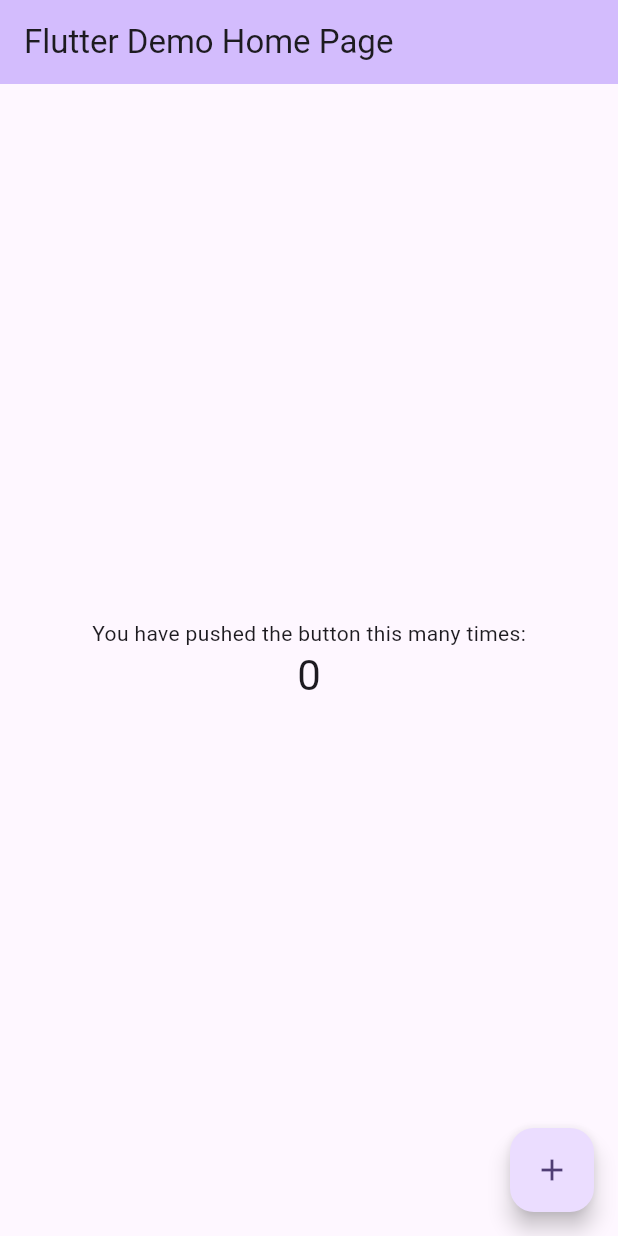
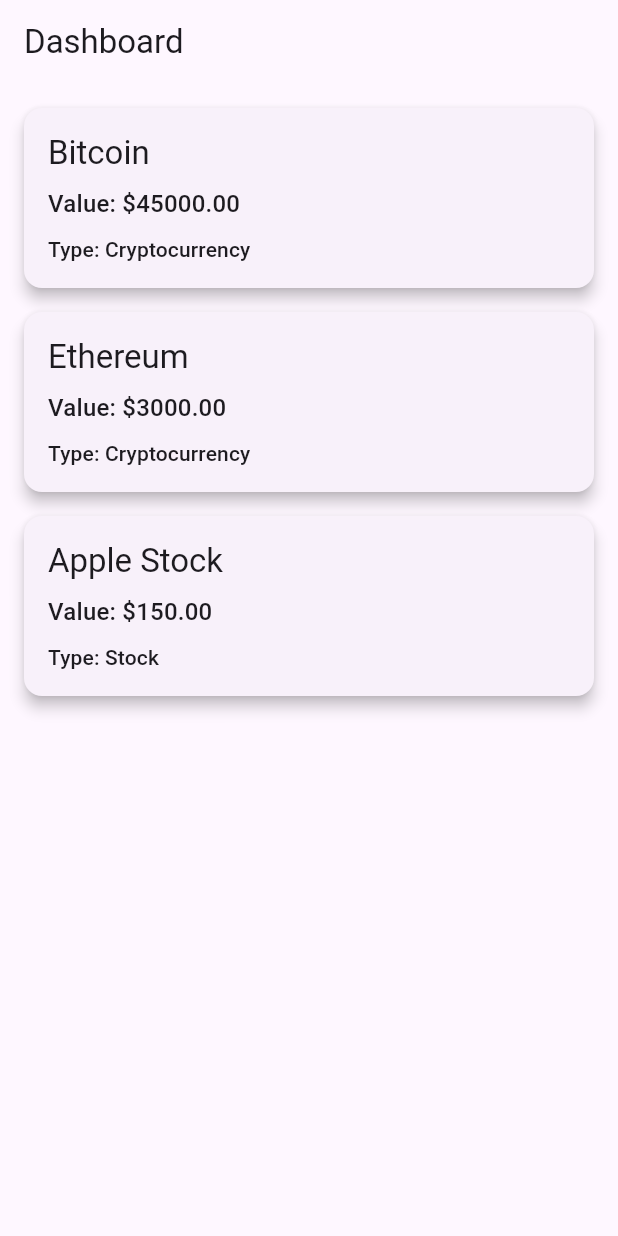
Before and after one commit to reyhanlioglu/flutter_edd, a Flutter app: the screen it shows after launch, on a phone screen of 412 x 824 dp. Run offline on Flutter 3.47's test engine with Material 3 defaults, Android fonts, the phone set to English and light mode, and no system bars; our stand-ins replace equatable, flutter_bloc, rxdart.

Commit message:
Add example page and widgets
Also refactor widget event

```diff
--- a/lib/core/event_bus/widget/widget_event_type.dart
+++ /dev/null
@@ -1,34 +0,0 @@
-import 'package:event_driven_design/core/event_bus/widget/widget_event_bus.dart';
-import 'package:event_driven_design/core/event_bus/widget/widget_event_receiver_id.dart';
-import 'package:event_driven_design/core/event_bus/widget/widget_event_sender_id.dart';
-
-sealed class WidgetEvent {
-  final dynamic data;
-  final WidgetEventSenderId? senderId;
-  final WidgetEventReceiverId? receiverId;
-
-  WidgetEvent({this.data, this.senderId, this.receiverId});
-}
-
-class WidgetEventButtonSetEnableStatus extends WidgetEvent {
-  final bool isEnabled;
-
-  WidgetEventButtonSetEnableStatus(this.isEnabled, {super.senderId, super.receiverId});
-}
-
-class WidgetEventButtonSetText extends WidgetEvent {
-  final bool isEnabled;
-
-  WidgetEventButtonSetText(this.isEnabled);
-}
-
-class WidgetEventTextSetText extends WidgetEvent {
-
-  WidgetEventTextSetText({super.data});
-}
-
-extension WidgetEventTypeExtension on WidgetEvent {
-  void send() {
-    WidgetEventBus.instance.sendEvent(widgetEvent: this);
-  }
-}
--- /dev/null
+++ b/lib/core/event_bus/widget_event_bus/widget_event.dart
@@ -0,0 +1,17 @@
+import 'package:event_driven_design/core/event_bus/widget_event_bus/widget_event_bus.dart';
+import 'package:event_driven_design/core/event_bus/widget_event_bus/widget_event_receiver_id.dart';
+import 'package:event_driven_design/core/event_bus/widget_event_bus/widget_event_sender_id.dart';
+
+abstract class WidgetEvent {
+  final dynamic data;
+  final WidgetEventSenderId? senderId;
+  final WidgetEventReceiverId? receiverId;
+
+  WidgetEvent({this.data, this.senderId, this.receiverId});
+}
+
+extension WidgetEventTypeExtension on WidgetEvent {
+  void send() {
+    WidgetEventBus.instance.sendEvent(widgetEvent: this);
+  }
+}
--- /dev/null
+++ b/lib/example/page1/dashboard_asset_summary_card/dashboard_asset_summary_card.dart
@@ -0,0 +1,54 @@
+// Write a flutter widget for asset summary card?
+import 'package:event_driven_design/example/page1/dashboard_asset_summary_card/bloc/dashboard_asset_summary_cubit.dart';
+import 'package:flutter/material.dart';
+import 'package:flutter_bloc/flutter_bloc.dart';
+
+class AssetSummaryCard extends StatelessWidget {
+  final String assetName;
+  final double assetValue;
+  final String assetType;
+
+  const AssetSummaryCard({
+    Key? key,
+    required this.assetName,
+    required this.assetValue,
+    required this.assetType,
+  }) : super(key: key);
+
+  @override
+  Widget build(BuildContext context) {
+    return BlocProvider(
+      create: (context) => DashboardAssetSummaryCubit(),
+      child: BlocBuilder<DashboardAssetSummaryCubit, DashboardAssetSummaryState>(
+        builder: (context, state) {
+          return Card(
+            elevation: 4.0,
+            margin: const EdgeInsets.all(8.0),
+            child: Padding(
+              padding: const EdgeInsets.all(16.0),
+              child: Column(
+                crossAxisAlignment: CrossAxisAlignment.start,
+                children: <Widget>[
+                  Text(
+                    assetName,
+                    style: Theme.of(context).textTheme.headline6,
+                  ),
+                  const SizedBox(height: 8.0),
+                  Text(
+                    'Value: \$${assetValue.toStringAsFixed(2)}',
+                    style: Theme.of(context).textTheme.subtitle1,
+                  ),
+                  const SizedBox(height: 8.0),
+                  Text(
+                    'Type: $assetType',
+                    style: Theme.of(context).textTheme.subtitle2,
+                  ),
+                ],
+              ),
+            ),
+          );
+        },
+      ),
+    );
+  }
+}
--- /dev/null
+++ b/lib/example/page1/dashboard_asset_summary_card/widget_events/widget_events.dart
@@ -0,0 +1,19 @@
+
+import 'package:event_driven_design/core/event_bus/widget_event_bus/widget_event.dart';
+
+class WidgetEventButtonSetEnableStatus extends WidgetEvent {
+  final bool isEnabled;
+
+  WidgetEventButtonSetEnableStatus(this.isEnabled, {super.senderId, super.receiverId});
+}
+
+class WidgetEventButtonSetText extends WidgetEvent {
+  final bool isEnabled;
+
+  WidgetEventButtonSetText(this.isEnabled);
+}
+
+class WidgetEventTextSetText extends WidgetEvent {
+
+  WidgetEventTextSetText({super.data});
+}
--- /dev/null
+++ b/lib/example/page1/dashboard_page.dart
@@ -0,0 +1,55 @@
+import 'package:event_driven_design/core/event_bus/widget_event_bus/widget_event_bus.dart';
+import 'package:event_driven_design/example/page1/dashboard_asset_summary_card/dashboard_asset_summary_card.dart';
+import 'package:event_driven_design/example/page1/dashboard_asset_summary_card/widget_events/widget_events.dart';
+import 'package:flutter/material.dart';
+
+class DashboardScreen extends StatefulWidget {
+  const DashboardScreen({Key? key}) : super(key: key);
+
+  @override
+  State<DashboardScreen> createState() => _DashboardScreenState();
+}
+
+class _DashboardScreenState extends State<DashboardScreen> {
+  @override
+  void initState() {
+    super.initState();
+
+    test();
+  }
+
+  void test() {
+    Future.delayed(const Duration(seconds: 3), () {
+      WidgetEventBus.instance.sendEvent(widgetEvent: WidgetEventTextSetText(data: 'Hello World'));
+    });
+  }
+
+  @override
+  Widget build(BuildContext context) {
+    return Scaffold(
+      appBar: AppBar(
+        title: const Text('Dashboard'),
+      ),
+      body: ListView(
+        padding: const EdgeInsets.all(8.0),
+        children: const <Widget>[
+          AssetSummaryCard(
+            assetName: 'Bitcoin',
+            assetValue: 45000.00,
+            assetType: 'Cryptocurrency',
+          ),
+          AssetSummaryCard(
+            assetName: 'Ethereum',
+            assetValue: 3000.00,
+            assetType: 'Cryptocurrency',
+          ),
+          AssetSummaryCard(
+            assetName: 'Apple Stock',
+            assetValue: 150.00,
+            assetType: 'Stock',
+          ),
+        ],
+      ),
+    );
+  }
+}
--- a/lib/main.dart
+++ b/lib/main.dart
@@ -1,3 +1,4 @@
+import 'package:event_driven_design/example/page1/dashboard_page.dart';
 import 'package:flutter/material.dart';
 
 void main() {
@@ -7,119 +8,15 @@
 class MyApp extends StatelessWidget {
   const MyApp({super.key});
 
-  // This widget is the root of your application.
   @override
   Widget build(BuildContext context) {
     return MaterialApp(
       title: 'Flutter Demo',
       theme: ThemeData(
-        // This is the theme of your application.
-        //
-        // TRY THIS: Try running your application with "flutter run". You'll see
-        // the application has a purple toolbar. Then, without quitting the app,
-        // try changing the seedColor in the colorScheme below to Colors.green
-        // and then invoke "hot reload" (save your changes or press the "hot
-        // reload" button in a Flutter-supported IDE, or press "r" if you used
-        // the command line to start the app).
-        //
-        // Notice that the counter didn't reset back to zero; the application
-        // state is not lost during the reload. To reset the state, use hot
-        // restart instead.
-        //
-        // This works for code too, not just values: Most code changes can be
-        // tested with just a hot reload.
         colorScheme: ColorScheme.fromSeed(seedColor: Colors.deepPurple),
         useMaterial3: true,
       ),
-      home: const MyHomePage(title: 'Flutter Demo Home Page'),
+      home: const DashboardScreen(), // Set DashboardScreen as the home screen
     );
   }
 }
-
-class MyHomePage extends StatefulWidget {
-  const MyHomePage({super.key, required this.title});
-
-  // This widget is the home page of your application. It is stateful, meaning
-  // that it has a State object (defined below) that contains fields that affect
-  // how it looks.
-
-  // This class is the configuration for the state. It holds the values (in this
-  // case the title) provided by the parent (in this case the App widget) and
-  // used by the build method of the State. Fields in a Widget subclass are
-  // always marked "final".
-
-  final String title;
-
-  @override
-  State<MyHomePage> createState() => _MyHomePageState();
-}
-
-class _MyHomePageState extends State<MyHomePage> {
-  int _counter = 0;
-
-  void _incrementCounter() {
-    setState(() {
-      // This call to setState tells the Flutter framework that something has
-      // changed in this State, which causes it to rerun the build method below
-      // so that the display can reflect the updated values. If we changed
-      // _counter without calling setState(), then the build method would not be
-      // called again, and so nothing would appear to happen.
-      _counter++;
-    });
-  }
-
-  @override
-  Widget build(BuildContext context) {
-    // This method is rerun every time setState is called, for instance as done
-    // by the _incrementCounter method above.
-    //
-    // The Flutter framework has been optimized to make rerunning build methods
-    // fast, so that you can just rebuild anything that needs updating rather
-    // than having to individually change instances of widgets.
-    return Scaffold(
-      appBar: AppBar(
-        // TRY THIS: Try changing the color here to a specific color (to
-        // Colors.amber, perhaps?) and trigger a hot reload to see the AppBar
-        // change color while the other colors stay the same.
-        backgroundColor: Theme.of(context).colorScheme.inversePrimary,
-        // Here we take the value from the MyHomePage object that was created by
-        // the App.build method, and use it to set our appbar title.
-        title: Text(widget.title),
-      ),
-      body: Center(
-        // Center is a layout widget. It takes a single child and positions it
-        // in the middle of the parent.
-        child: Column(
-          // Column is also a layout widget. It takes a list of children and
-          // arranges them vertically. By default, it sizes itself to fit its
-          // children horizontally, and tries to be as tall as its parent.
-          //
-          // Column has various properties to control how it sizes itself and
-          // how it positions its children. Here we use mainAxisAlignment to
-          // center the children vertically; the main axis here is the vertical
-          // axis because Columns are vertical (the cross axis would be
-          // horizontal).
-          //
-          // TRY THIS: Invoke "debug painting" (choose the "Toggle Debug Paint"
-          // action in the IDE, or press "p" in the console), to see the
-          // wireframe for each widget.
-          mainAxisAlignment: MainAxisAlignment.center,
-          children: <Widget>[
-            const Text(
-              'You have pushed the button this many times:',
-            ),
-            Text(
-              '$_counter',
-              style: Theme.of(context).textTheme.headlineMedium,
-            ),
-          ],
-        ),
-      ),
-      floatingActionButton: FloatingActionButton(
-        onPressed: _incrementCounter,
-        tooltip: 'Increment',
-        child: const Icon(Icons.add),
-      ), // This trailing comma makes auto-formatting nicer for build methods.
-    );
-  }
-}
```
Also changed, not shown: lib/core/event_bus/widget_event_bus/widget_event_bus.dart (renamed from lib/core/event_bus/widget/widget_event_bus.dart, +4 -3 lines), lib/core/mixins/cubit_mixins.dart (+4 -4 lines), lib/example/page1/dashboard_asset_summary_card/bloc/dashboard_asset_summary_cubit.dart (+6 -6 lines), lib/core/event_bus/widget_event_bus/widget_event_receiver_id.dart (renamed from lib/core/event_bus/widget/widget_event_receiver_id.dart), lib/core/event_bus/widget_event_bus/widget_event_sender_id.dart (renamed from lib/core/event_bus/widget/widget_event_sender_id.dart).
